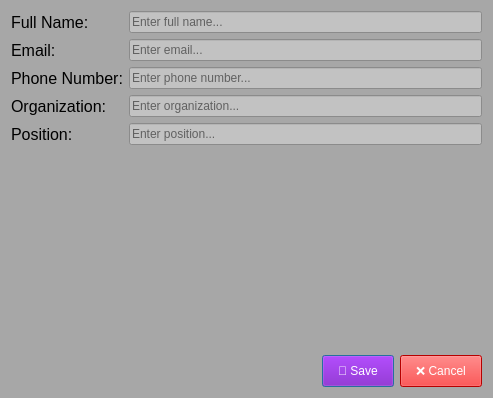
Old version of the form ui/AttendeeDialog.ui in the repository khoivnk25411e/Final-Project-Programming-Techniques.
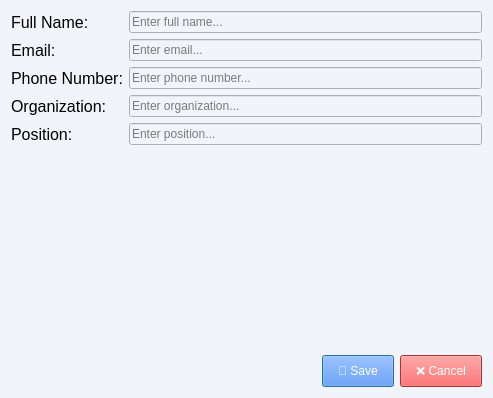
New version of the form. Icons and pictures are not drawn.

```diff
--- a/ui/AttendeeDialog.ui
+++ b/ui/AttendeeDialog.ui
@@ -18,7 +18,7 @@
     <normaloff>../images/add_edit_logo.png</normaloff>../images/add_edit_logo.png</iconset>
   </property>
   <property name="styleSheet">
-   <string notr="true">background-color: rgb(167, 167, 167);</string>
+   <string notr="true">background-color: #f1f5f9;</string>
   </property>
   <layout class="QVBoxLayout" name="verticalLayout">
    <item>
@@ -41,7 +41,7 @@
      <item row="0" column="1">
       <widget class="QLineEdit" name="nameInput">
        <property name="styleSheet">
-        <string notr="true">background-color: rgb(194, 194, 194);
+        <string notr="true">background-color: #f1f5f9;
 color: rgb(0, 0, 0);</string>
        </property>
        <property name="placeholderText">
@@ -67,7 +67,7 @@
      <item row="1" column="1">
       <widget class="QLineEdit" name="emailInput">
        <property name="styleSheet">
-        <string notr="true">background-color: rgb(194, 194, 194);
+        <string notr="true">background-color: #f1f5f9;
 color: rgb(0, 0, 0);</string>
        </property>
        <property name="placeholderText">
@@ -93,7 +93,7 @@
      <item row="2" column="1">
       <widget class="QLineEdit" name="phoneInput">
        <property name="styleSheet">
-        <string notr="true">background-color: rgb(194, 194, 194);
+        <string notr="true">background-color: #f1f5f9;
 color: rgb(0, 0, 0);</string>
        </property>
        <property name="placeholderText">
@@ -119,7 +119,7 @@
      <item row="3" column="1">
       <widget class="QLineEdit" name="organizationInput">
        <property name="styleSheet">
-        <string notr="true">background-color: rgb(194, 194, 194);
+        <string notr="true">background-color: #f1f5f9;
 color: rgb(0, 0, 0);</string>
        </property>
        <property name="placeholderText">
@@ -145,7 +145,7 @@
      <item row="4" column="1">
       <widget class="QLineEdit" name="positionInput">
        <property name="styleSheet">
-        <string notr="true">background-color: rgb(194, 194, 194);
+        <string notr="true">background-color: #f1f5f9;
 color: rgb(0, 0, 0);</string>
        </property>
        <property name="placeholderText">
@@ -187,7 +187,7 @@
       <widget class="QPushButton" name="btnSave">
        <property name="styleSheet">
         <string notr="true">padding: 8px 15px;
-background-color: rgb(124, 0, 186);
+background-color: #3b82f6;
 color: rgb(255, 255, 255);</string>
        </property>
        <property name="text">
@@ -199,7 +199,7 @@
       <widget class="QPushButton" name="btnCancel">
        <property name="styleSheet">
         <string notr="true">padding: 8px 15px;
-background-color: rgb(255, 0, 0);
+background-color: #ef4444;
 color: rgb(255, 255, 255);</string>
        </property>
        <property name="text">
```
Left out of the diff: 15 changed lines with no effect on the pictures.
